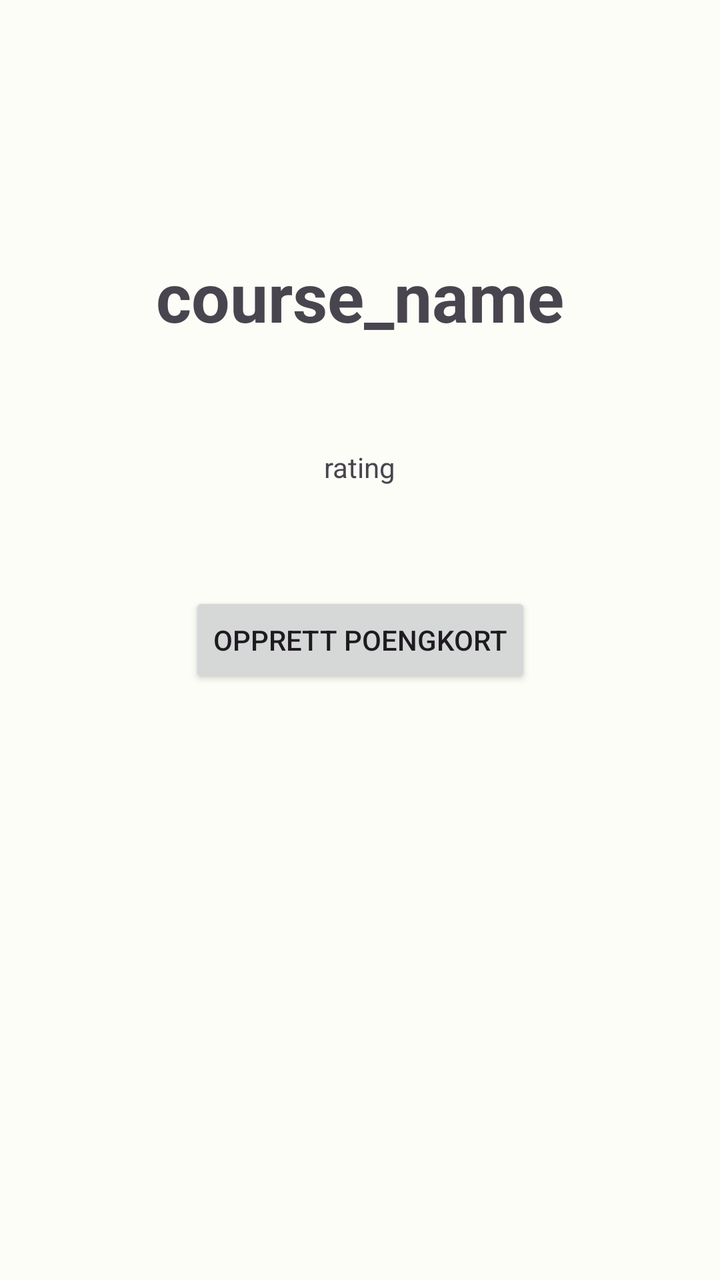
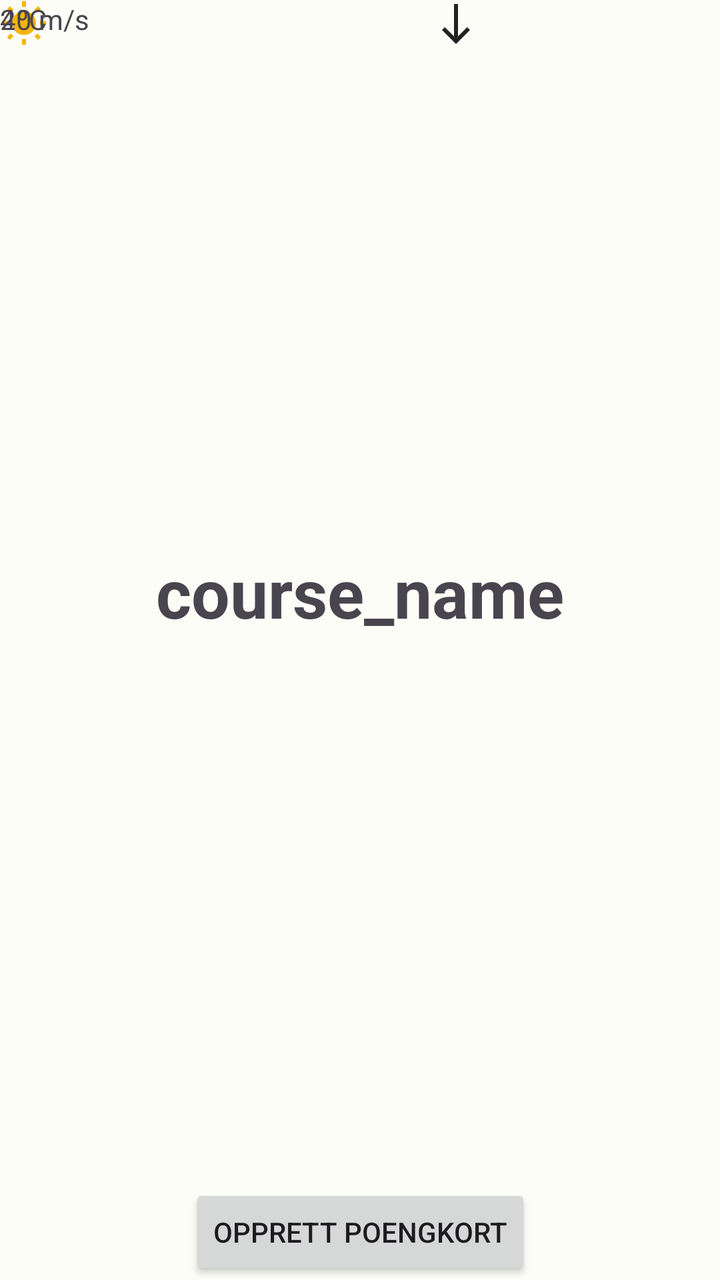

An Android layout rendered at two revisions. The XML below is the earlier revision; the diff shows what the commit changed to produce the second picture.
<!-- AndroidManifest.xml: application theme Theme.DiscgolfApp -->
<!-- res/layout/fragment_course_info.xml -->
<?xml version="1.0" encoding="utf-8"?>
<androidx.constraintlayout.widget.ConstraintLayout xmlns:android="http://schemas.android.com/apk/res/android"
    xmlns:app="http://schemas.android.com/apk/res-auto"
    xmlns:tools="http://schemas.android.com/tools"
    android:id="@+id/constraintLayout"
    android:layout_width="match_parent"
    android:layout_height="match_parent"
    tools:context=".CourseInfoFragment">

    

    <Button
        android:id="@+id/createScoreCardInfobutton"
        android:layout_width="wrap_content"
        android:layout_height="wrap_content"
        android:text="@string/create_scorecard"
        app:layout_constraintBottom_toBottomOf="parent"
        app:layout_constraintEnd_toEndOf="parent"
        app:layout_constraintStart_toStartOf="parent"
        app:layout_constraintTop_toTopOf="parent" />

    <TextView
        android:id="@+id/courseNameInfoTextView"
        android:layout_width="wrap_content"
        android:layout_height="wrap_content"
        android:text="@string/course_name"
        android:textSize="34sp"
        android:textStyle="bold"
        app:layout_constraintBottom_toTopOf="@+id/createScoreCardInfobutton"
        app:layout_constraintEnd_toEndOf="parent"
        app:layout_constraintStart_toStartOf="parent"
        app:layout_constraintTop_toTopOf="parent" />

    <TextView
        android:id="@+id/textView"
        android:layout_width="wrap_content"
        android:layout_height="wrap_content"
        android:text="rating"
        app:layout_constraintBottom_toTopOf="@+id/createScoreCardInfobutton"
        app:layout_constraintEnd_toEndOf="parent"
        app:layout_constraintStart_toStartOf="parent"
        app:layout_constraintTop_toBottomOf="@+id/courseNameInfoTextView" />

</androidx.constraintlayout.widget.ConstraintLayout>
<!-- resources referenced by this layout -->
<resources>
  <string name="course_name">course_name</string>
  <string name="create_scorecard">Opprett poengkort</string>
  <color name="md_theme_light_primary">#266C2B</color>
  <color name="md_theme_light_onPrimary">#FFFFFF</color>
  <color name="md_theme_light_primaryContainer">#AAF5A4</color>
  <color name="md_theme_light_onPrimaryContainer">#002204</color>
  <color name="md_theme_light_secondary">#52634F</color>
  <color name="md_theme_light_onSecondary">#FFFFFF</color>
  <color name="md_theme_light_secondaryContainer">#D5E8CF</color>
  <color name="md_theme_light_onSecondaryContainer">#101F10</color>
  <color name="md_theme_light_tertiary">#38656A</color>
  <color name="md_theme_light_onTertiary">#FFFFFF</color>
  <color name="md_theme_light_tertiaryContainer">#BCEBF1</color>
  <color name="md_theme_light_onTertiaryContainer">#001F23</color>
  <color name="md_theme_light_error">#BA1A1A</color>
  <color name="md_theme_light_errorContainer">#FFDAD6</color>
  <color name="md_theme_light_onError">#FFFFFF</color>
  <color name="md_theme_light_onErrorContainer">#410002</color>
  <color name="md_theme_light_background">#FCFDF6</color>
  <color name="md_theme_light_onBackground">#1A1C19</color>
  <color name="md_theme_light_surface">#FCFDF6</color>
  <color name="md_theme_light_onSurface">#1A1C19</color>
  <color name="md_theme_light_surfaceVariant">#DEE5D8</color>
  <color name="md_theme_light_onSurfaceVariant">#424940</color>
  <color name="md_theme_light_outline">#72796F</color>
  <color name="md_theme_light_inverseOnSurface">#F0F1EB</color>
  <color name="md_theme_light_inverseSurface">#2F312D</color>
  <color name="md_theme_light_inversePrimary">#8FD88A</color>
  <!-- unchanged entries left out for length: 1 -->
</resources>

<!-- the commit's change to res/layout/fragment_course_info.xml (unified diff, before → after) -->
@@ -16,8 +16,7 @@
         android:text="@string/create_scorecard"
         app:layout_constraintBottom_toBottomOf="parent"
         app:layout_constraintEnd_toEndOf="parent"
-        app:layout_constraintStart_toStartOf="parent"
-        app:layout_constraintTop_toTopOf="parent" />
+        app:layout_constraintStart_toStartOf="parent" />
 
     <TextView
         android:id="@+id/courseNameInfoTextView"
@@ -31,14 +30,37 @@
         app:layout_constraintStart_toStartOf="parent"
         app:layout_constraintTop_toTopOf="parent" />
 
-    <TextView
-        android:id="@+id/textView"
+    <ImageView
+        android:id="@+id/imageView"
         android:layout_width="wrap_content"
         android:layout_height="wrap_content"
-        android:text="rating"
-        app:layout_constraintBottom_toTopOf="@+id/createScoreCardInfobutton"
+        android:src="@drawable/ic_baseline_wb_sunny_24"
+        tools:layout_editor_absoluteX="80dp"
+        tools:layout_editor_absoluteY="406dp" />
+
+    <TextView
+        android:id="@+id/temperatureTextView"
+        android:layout_width="wrap_content"
+        android:layout_height="wrap_content"
+        android:text="4ºC"
+        tools:layout_editor_absoluteX="133dp"
+        tools:layout_editor_absoluteY="411dp" />
+
+    <TextView
+        android:id="@+id/windSpeedTextView"
+        android:layout_width="wrap_content"
+        android:layout_height="wrap_content"
+        android:text="20 m/s"
+        tools:layout_editor_absoluteX="198dp"
+        tools:layout_editor_absoluteY="411dp" />
+
+    <ImageView
+        android:id="@+id/imageView2"
+        android:layout_width="wrap_content"
+        android:layout_height="wrap_content"
+        android:layout_marginEnd="120dp"
+        android:src="@drawable/ic_baseline_south_24"
         app:layout_constraintEnd_toEndOf="parent"
-        app:layout_constraintStart_toStartOf="parent"
-        app:layout_constraintTop_toBottomOf="@+id/courseNameInfoTextView" />
+        tools:layout_editor_absoluteY="406dp" />
 
 </androidx.constraintlayout.widget.ConstraintLayout>
<!-- resource entries referenced after the edit -->
@@ -1,5 +1,17 @@
 <!-- resources referenced by this layout -->
 <resources>
+  <!-- drawable ic_baseline_south_24 (drawable) -->
+  <vector android:alpha="0.96" android:height="24dp"
+      android:tint="#1A1919" android:viewportHeight="24"
+      android:viewportWidth="24" android:width="24dp" xmlns:android="http://schemas.android.com/apk/res/android">
+      <path android:fillColor="@android:color/white" android:pathData="M19,15l-1.41,-1.41L13,18.17V2H11v16.17l-4.59,-4.59L5,15l7,7L19,15z"/>
+  </vector>
+  <!-- drawable ic_baseline_wb_sunny_24 (drawable) -->
+  <vector android:alpha="0.96" android:height="24dp"
+      android:tint="#F7B300" android:viewportHeight="24"
+      android:viewportWidth="24" android:width="24dp" xmlns:android="http://schemas.android.com/apk/res/android">
+      <path android:fillColor="@android:color/white" android:pathData="M6.76,4.84l-1.8,-1.79 -1.41,1.41 1.79,1.79 1.42,-1.41zM4,10.5L1,10.5v2h3v-2zM13,0.55h-2L11,3.5h2L13,0.55zM20.45,4.46l-1.41,-1.41 -1.79,1.79 1.41,1.41 1.79,-1.79zM17.24,18.16l1.79,1.8 1.41,-1.41 -1.8,-1.79 -1.4,1.4zM20,10.5v2h3v-2h-3zM12,5.5c-3.31,0 -6,2.69 -6,6s2.69,6 6,6 6,-2.69 6,-6 -2.69,-6 -6,-6zM11,22.45h2L13,19.5h-2v2.95zM3.55,18.54l1.41,1.41 1.79,-1.8 -1.41,-1.41 -1.79,1.8z"/>
+  </vector>
   <string name="course_name">course_name</string>
   <string name="create_scorecard">Opprett poengkort</string>
   <color name="md_theme_light_primary">#266C2B</color>
